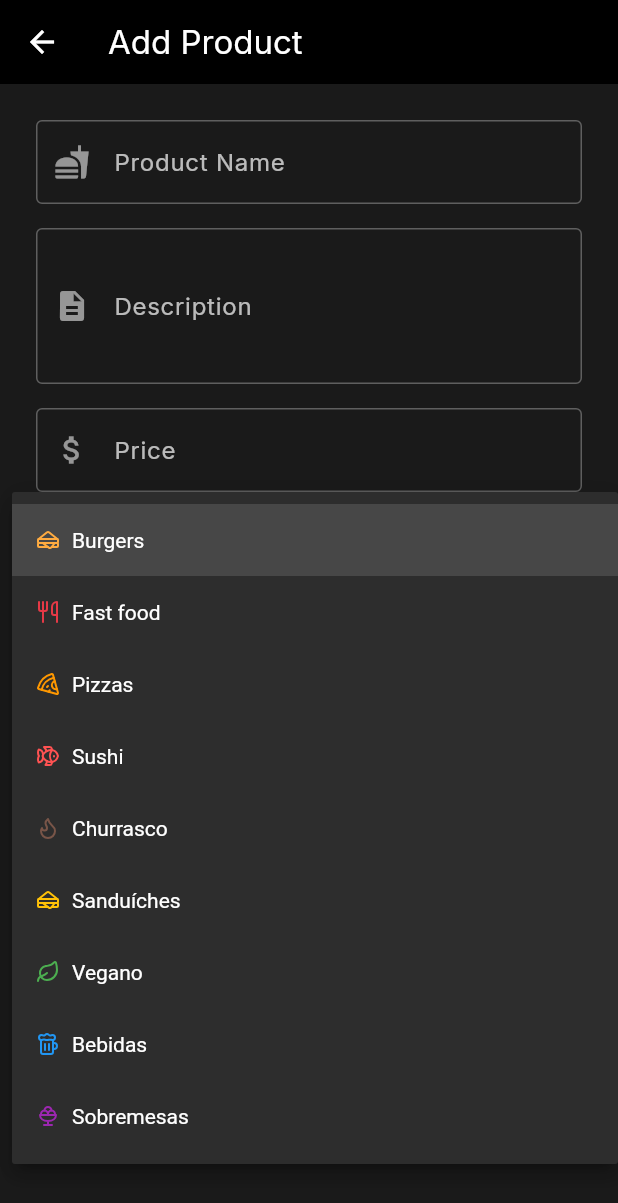
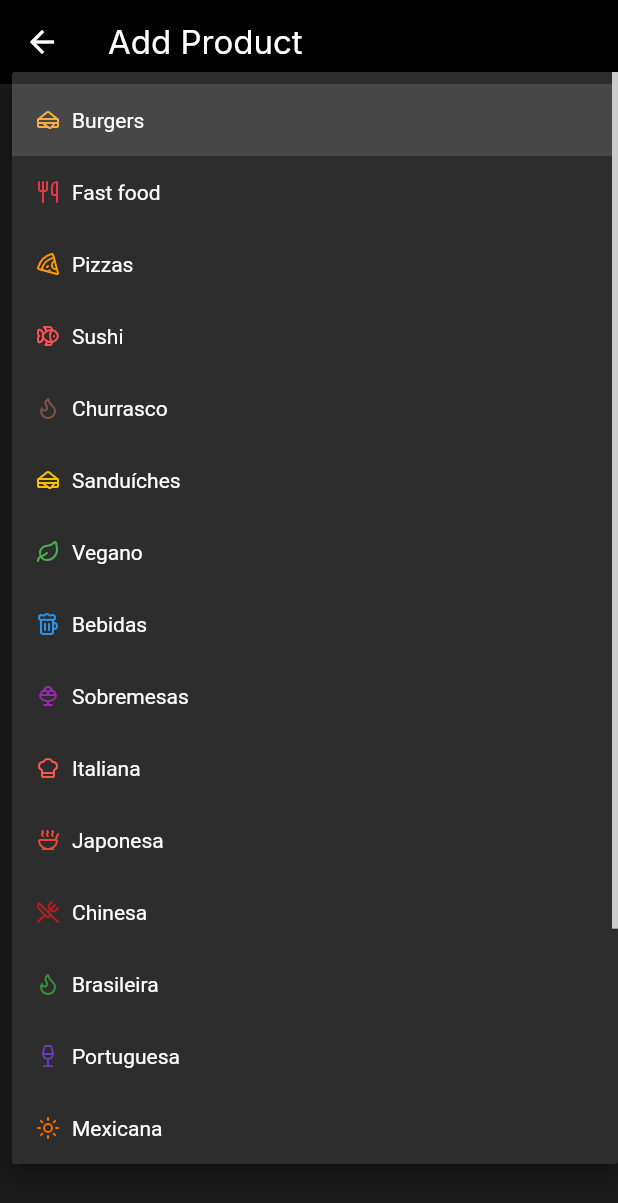
Before and after one commit to tiagofcardoso/manda.ai, a Flutter app: the ProductEditorScreen screen opened directly, after a tap on "Category", on a phone screen of 412 x 824 dp. Shown: the top 1203 px of the screen. Run offline on Flutter 3.47's test engine with Material 3 defaults, Android fonts, the phone set to English and light mode, and no system bars; our stand-ins replace fl_chart, google_fonts, lucide_icons, supabase_flutter; missing offline and left inert: mobile_scanner; accounts and stored records are empty.

Commit message:
Improve categories

```diff
--- a/app_flutter/lib/constants/categories.dart
+++ b/app_flutter/lib/constants/categories.dart
@@ -75,4 +75,75 @@ final Map<String, Map<String, dynamic>> APP_CATEGORIES = {
     'icon': LucideIcons.iceCream2,
     'color': Colors.purple,
   },
+  // New Categories
+  'italian': {
+    'id': '2921be16-ca80-4a37-835b-ed77dbcc3e6b',
+    'label': 'Italiana',
+    'en_label': 'Italian',
+    'icon': LucideIcons.chefHat,
+    'color': Colors.redAccent,
+  },
+  'japanese': {
+    'id': '6446f21d-79b0-4b50-89a9-113ffc6a3e46',
+    'label': 'Japonesa',
+    'en_label': 'Japanese',
+    'icon': LucideIcons.soup,
+    'color': Colors.red,
+  },
+  'chinese': {
+    'id': '4593d393-453d-4658-af9e-5ca4904e8ad7',
+    'label': 'Chinesa',
+    'en_label': 'Chinese',
+    'icon': LucideIcons.utensilsCrossed,
+    'color': Colors.red[900],
+  },
+  'brazilian': {
+    'id': '5b54f7d7-9d4d-4c15-963c-1d29fdcee239',
+    'label': 'Brasileira',
+    'en_label': 'Brazilian',
+    'icon': LucideIcons.flame,
+    'color': Colors.green[700],
+  },
+  'portuguese': {
+    'id': 'aac0718c-6ac2-4786-ac2d-77f6c5f83604',
+    'label': 'Portuguesa',
+    'en_label': 'Portuguese',
+    'icon': LucideIcons.wine,
+    'color': Colors.deepPurple,
+  },
+  'mexican': {
+    'id': 'e2c84d88-ee21-4a4d-a941-df8c0a0157b4',
+    'label': 'Mexicana',
+    'en_label': 'Mexican',
+    'icon': LucideIcons.sun,
+    'color': Colors.orange[800],
+  },
+  'healthy': {
+    'id': '34491092-3ef3-4370-a965-e279639ae0f2',
+    'label': 'Saudável',
+    'en_label': 'Healthy',
+    'icon': LucideIcons.apple,
+    'color': Colors.lightGreen,
+  },
+  'pastry': {
+    'id': 'ee4f4efc-2ca6-4221-8718-d1d0e91b427f',
+    'label': 'Pastelaria',
+    'en_label': 'Pastry',
+    'icon': LucideIcons.croissant,
+    'color': Colors.amber[200],
+  },
+  'seafood': {
+    'id': 'bba723ef-715b-4039-9397-8b5a24a3d567',
+    'label': 'Peixes',
+    'en_label': 'Seafood',
+    'icon': LucideIcons.fish,
+    'color': Colors.lightBlue,
+  },
+  'vegetarian': {
+    'id': 'a1bf7f4b-1e86-487c-ab6f-7250432f6983',
+    'label': 'Vegetariana',
+    'en_label': 'Vegetarian',
+    'icon': LucideIcons.carrot,
+    'color': Colors.green,
+  },
 };
```
Also changed, not shown: 1 other file.
